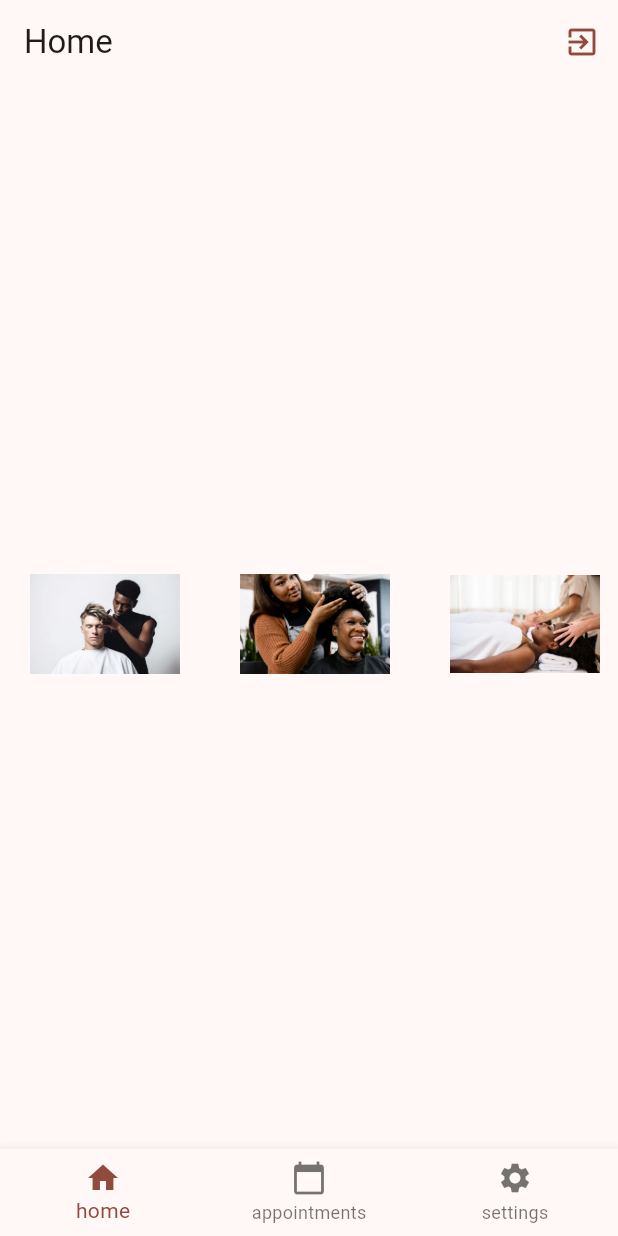
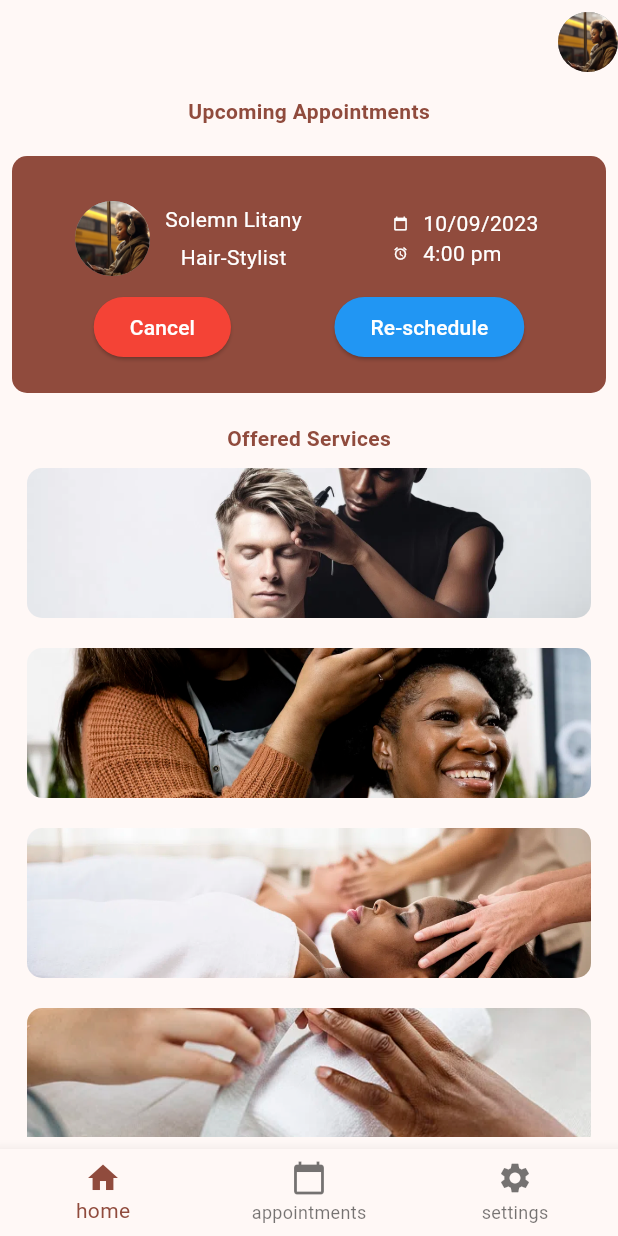
Before and after one commit to MichaelDoh1994/my_business_app, a Flutter app: the screen it shows once a user with an empty profile is signed in, on a phone screen of 412 x 824 dp. Run offline on Flutter 3.47's test engine with Material 2 defaults, Android fonts, the phone set to English and light mode, and no system bars; our stand-ins replace cloud_firestore, firebase_auth, firebase_core; accounts and stored records are empty.

Commit message:
homepage refactor, settings page create

```diff
--- /dev/null
+++ b/lib/components/appointment_card.dart
@@ -0,0 +1,68 @@
+import 'package:flutter/material.dart';
+import 'package:my_business_app/components/schedule_card.dart';
+import 'package:my_business_app/components/service_provider_card.dart';
+
+class AppointmentCard extends StatefulWidget {
+  const AppointmentCard({super.key});
+
+  @override
+  State<AppointmentCard> createState() {
+    return _AppointmentCardState();
+  }
+}
+
+class _AppointmentCardState extends State<AppointmentCard> {
+  @override
+  Widget build(context) {
+    return Container(
+      margin: const EdgeInsets.only(
+        top: 20,
+        bottom: 20,
+      ),
+      width: double.infinity,
+      decoration: BoxDecoration(
+        color: Theme.of(context).colorScheme.primary,
+        borderRadius: BorderRadius.circular(10),
+      ),
+      child: Material(
+        color: Colors.transparent,
+        child: Padding(
+          padding: const EdgeInsets.all(
+            20,
+          ),
+          child: Column(
+            mainAxisSize: MainAxisSize.min,
+            children: [
+              const Row(
+                mainAxisAlignment: MainAxisAlignment.spaceEvenly,
+                children: [
+                  ServiceProviderCard(),
+                  ScheduleCard(),
+                ],
+              ),
+              Row(
+                mainAxisAlignment: MainAxisAlignment.spaceAround,
+                children: [
+                  ElevatedButton(
+                    onPressed: () {},
+                    style:
+                        ElevatedButton.styleFrom(backgroundColor: Colors.red),
+                    child: const Text('Cancel',
+                        style: TextStyle(color: Colors.white)),
+                  ),
+                  ElevatedButton(
+                    onPressed: () {},
+                    style:
+                        ElevatedButton.styleFrom(backgroundColor: Colors.blue),
+                    child: const Text('Re-schedule',
+                        style: TextStyle(color: Colors.white)),
+                  )
+                ],
+              ),
+            ],
+          ),
+        ),
+      ),
+    );
+  }
+}
--- /dev/null
+++ b/lib/components/circle_image.dart
@@ -0,0 +1,19 @@
+import 'package:flutter/material.dart';
+
+class CircleImage extends StatelessWidget {
+  const CircleImage({
+    super.key,
+    required this.radius,
+  });
+
+  final double radius;
+
+  @override
+  Widget build(context) {
+    return CircleAvatar(
+      radius: radius,
+      backgroundColor: Colors.grey,
+      backgroundImage: const AssetImage('assets/images/profile.webp'),
+    );
+  }
+}
--- /dev/null
+++ b/lib/components/schedule_card.dart
@@ -0,0 +1,56 @@
+import 'package:flutter/material.dart';
+
+class ScheduleCard extends StatelessWidget {
+  const ScheduleCard({super.key});
+
+  @override
+  Widget build(context) {
+    return Container(
+      decoration: BoxDecoration(
+        color: Colors.transparent,
+        borderRadius: BorderRadius.circular(10),
+      ),
+      width: 120,
+      padding: const EdgeInsets.all(10),
+      child: const Column(
+        mainAxisSize: MainAxisSize.min,
+        children: [
+          Row(
+            children: [
+              Icon(
+                Icons.calendar_today_rounded,
+                color: Colors.white,
+                size: 10,
+              ),
+              SizedBox(
+                width: 10,
+              ),
+              Text(
+                '10/09/2023',
+                style: TextStyle(color: Colors.white),
+              ),
+            ],
+          ),
+          Row(
+            children: [
+              Icon(
+                Icons.access_alarm_rounded,
+                color: Colors.white,
+                size: 10,
+              ),
+              SizedBox(
+                width: 10,
+              ),
+              Flexible(
+                child: Text(
+                  '4:00 pm',
+                  style: TextStyle(color: Colors.white),
+                ),
+              ),
+            ],
+          )
+        ],
+      ),
+    );
+  }
+}
--- a/lib/components/service/service_item.dart
+++ b/lib/components/service/service_item.dart
@@ -9,16 +9,19 @@ class ServiceItem extends StatelessWidget {
   @override
   Widget build(context) {
     return Container(
-      margin: const EdgeInsets.only(
-        top: 30,
-        bottom: 20,
-        left: 20,
-        right: 20,
+      decoration: BoxDecoration(
+        color: Colors.transparent,
+        borderRadius: BorderRadius.circular(10),
       ),
+      margin: const EdgeInsets.all(10),
       width: 100,
       height: 100,
-      child: Image.asset(
-        service.image,
+      child: ClipRRect(
+        borderRadius: BorderRadius.circular(10),
+        child: Image.asset(
+          service.image,
+          fit: BoxFit.cover,
+        ),
       ),
     );
   }
--- a/lib/components/service/services.dart
+++ b/lib/components/service/services.dart
@@ -13,7 +13,6 @@ class Services extends StatelessWidget {
   @override
   Widget build(context) {
     return ListView.builder(
-      scrollDirection: Axis.horizontal,
       itemCount: services.length,
       itemBuilder: (ctx, index) => ServiceItem(
         services[index],
--- /dev/null
+++ b/lib/components/service_provider_card.dart
@@ -0,0 +1,40 @@
+import 'package:flutter/material.dart';
+import 'package:my_business_app/components/circle_image.dart';
+
+class ServiceProviderCard extends StatelessWidget {
+  const ServiceProviderCard({super.key});
+
+  @override
+  Widget build(context) {
+    return Container(
+      decoration: BoxDecoration(
+        color: Colors.transparent,
+        borderRadius: BorderRadius.circular(10),
+      ),
+      width: 200,
+      padding: const EdgeInsets.all(10),
+      child: const Row(
+        children: [
+          CircleImage(
+            radius: 25,
+          ),
+          SizedBox(
+            width: 10,
+          ),
+          Column(
+            children: [
+              Text('Solemn Litany', style: TextStyle(color: Colors.white)),
+              SizedBox(
+                height: 5,
+              ),
+              Text(
+                'Hair-Stylist',
+                style: TextStyle(color: Colors.white),
+              ),
+            ],
+          )
+        ],
+      ),
+    );
+  }
+}
--- a/lib/components/tabs.dart
+++ b/lib/components/tabs.dart
@@ -1,6 +1,5 @@
-import 'package:firebase_auth/firebase_auth.dart';
 import 'package:flutter/material.dart';
-import 'package:my_business_app/screens/appointment.dart';
+import 'package:my_business_app/screens/appointment_page.dart';
 import 'package:my_business_app/screens/home_page.dart';
 import 'package:my_business_app/screens/settings.dart';
 
@@ -24,29 +23,14 @@ class _TabsScreenState extends State<TabsScreen> {
   @override
   Widget build(context) {
     Widget activePage = const HomeScreen();
-    String activePageTitle = 'Home';
 
     if (selectedPageIndex == 1) {
       activePage = const AppointmentScreen();
-      activePageTitle = 'Appointments';
     } else if (selectedPageIndex == 2) {
       activePage = const SettingsScreen();
-      activePageTitle = 'Settings';
     }
 
     return Scaffold(
-      appBar: AppBar(
-        title: Text(activePageTitle),
-        actions: [
-          IconButton(
-            onPressed: () {
-              FirebaseAuth.instance.signOut();
-            },
-            icon: const Icon(Icons.exit_to_app),
-            color: Theme.of(context).colorScheme.primary,
-          )
-        ],
-      ),
       body: activePage,
       bottomNavigationBar: BottomNavigationBar(
         currentIndex: selectedPageIndex,
--- a/lib/data/dummy_services.dart
+++ b/lib/data/dummy_services.dart
@@ -19,4 +19,16 @@ const dummyServices = [
     description:
         'Skilled massage therapist with a commitment to providing a relaxing and therapeutic experience for clients.',
   ),
+  Service(
+    title: 'Nails',
+    image: 'assets/images/nails.webp',
+    description:
+        'Exceptional nail technician providing top notch nail care in a relaxing environment.',
+  ),
+  Service(
+    title: 'Skin Care',
+    image: 'assets/images/skin.webp',
+    description:
+        'A range of practices that support skin integrity, enhance its appearance, and relieve skin conditions.',
+  ),
 ];
--- a/lib/screens/home_page.dart
+++ b/lib/screens/home_page.dart
@@ -1,4 +1,6 @@
 import 'package:flutter/material.dart';
+import 'package:my_business_app/components/appointment_card.dart';
+import 'package:my_business_app/components/circle_image.dart';
 import 'package:my_business_app/components/service/services.dart';
 import 'package:my_business_app/data/dummy_services.dart';
 
@@ -7,16 +9,39 @@ class HomeScreen extends StatelessWidget {
 
   @override
   Widget build(context) {
-    return const Column(
-      mainAxisAlignment: MainAxisAlignment.center,
-      crossAxisAlignment: CrossAxisAlignment.center,
-      children: [
-        Expanded(
-          child: Services(
-            services: dummyServices,
+    return Scaffold(
+      appBar: AppBar(
+        actions: const [
+          CircleImage(
+            radius: 20,
           ),
-        )
-      ],
+        ],
+      ),
+      body: Padding(
+        padding: const EdgeInsets.all(8.0),
+        child: Column(
+          children: [
+            Text(
+              'Upcoming Appointments',
+              style: TextStyle(
+                color: Theme.of(context).colorScheme.primary,
+                fontWeight: FontWeight.bold,
+              ),
+            ),
+            const AppointmentCard(),
+            Text(
+              'Offered Services',
+              style: TextStyle(
+                color: Theme.of(context).colorScheme.primary,
+                fontWeight: FontWeight.bold,
+              ),
+            ),
+            const Expanded(
+              child: Services(services: dummyServices),
+            )
+          ],
+        ),
+      ),
     );
   }
 }
--- a/lib/screens/settings.dart
+++ b/lib/screens/settings.dart
@@ -1,12 +1,75 @@
 import 'package:flutter/material.dart';
+import 'package:my_business_app/components/circle_image.dart';
 
 class SettingsScreen extends StatelessWidget {
   const SettingsScreen({super.key});
 
   @override
   Widget build(context) {
-    return const Center(
-      child: Text('Settings Page!'),
+    final List<Map<String, dynamic>> settingsItems = [
+      {'Icon': Icons.edit_attributes_rounded, 'Name': 'Edit Profile'},
+      {'Icon': Icons.info_outline_rounded, 'Name': 'About Us'},
+      {'Icon': Icons.exit_to_app_rounded, 'Name': 'Log Out'},
+      {'Icon': Icons.delete_forever_rounded, 'Name': 'Delete Account'},
+    ];
+
+    return Scaffold(
+      body: Padding(
+        padding: const EdgeInsets.symmetric(
+          vertical: 50,
+        ),
+        child: Column(
+          children: [
+            const CircleImage(
+              radius: 80,
+            ),
+            const SizedBox(
+              height: 20,
+            ),
+            Text(
+              'User Name Goes Here',
+              style: TextStyle(
+                color: Theme.of(context).colorScheme.primary,
+                fontWeight: FontWeight.bold,
+              ),
+            ),
+            const SizedBox(
+              height: 20,
+            ),
+            Expanded(
+              child: ListView.builder(
+                itemCount: settingsItems.length,
+                itemBuilder: (ctx, idx) => Card(
+                  margin: const EdgeInsets.all(20),
+                  color: Theme.of(context).colorScheme.primary,
+                  child: Padding(
+                    padding: const EdgeInsets.symmetric(
+                      vertical: 10,
+                      horizontal: 10,
+                    ),
+                    child: Row(
+                      mainAxisAlignment: MainAxisAlignment.center,
+                      children: [
+                        Icon(
+                          settingsItems[idx]['Icon'],
+                          color: Colors.white,
+                        ),
+                        const SizedBox(
+                          width: 10,
+                        ),
+                        Text(
+                          settingsItems[idx]['Name'],
+                          style: const TextStyle(color: Colors.white),
+                        ),
+                      ],
+                    ),
+                  ),
+                ),
+              ),
+            )
+          ],
+        ),
+      ),
     );
   }
 }
--- a/pubspec.yaml
+++ b/pubspec.yaml
@@ -67,6 +67,9 @@ flutter:
     - assets/images/new barber.webp
     - assets/images/new hair.webp
     - assets/images/new spa.webp
+    - assets/images/profile.webp
+    - assets/images/nails.webp
+    - assets/images/skin.webp
 
   # An image asset can refer to one or more resolution-specific "variants", see
   # https://flutter.dev/assets-and-images/#resolution-aware
```
Also changed, not shown: assets/images/hair.jpeg (deleted), assets/images/nails.webp (added), assets/images/profile.webp (added), assets/images/skin.webp (added), lib/screens/appointment_page.dart (renamed from lib/screens/appointment.dart), 1 other file.
